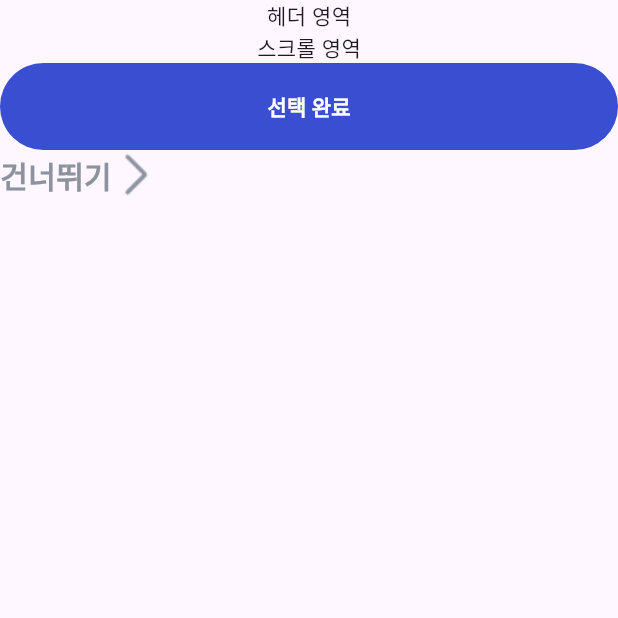
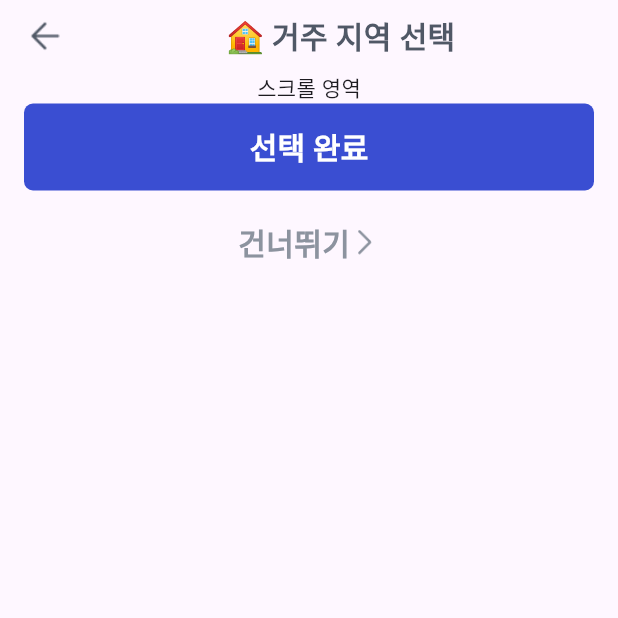
Before and after one commit to jaekyung-you/seenear_flutter, a Flutter app: the SignUpScreen screen opened directly, on a phone screen of 412 x 824 dp, the top half of it. Run offline on Flutter 3.47's test engine with Material 2 defaults, Android fonts, the phone set to English and light mode, and no system bars; our stand-ins replace get; missing offline and left inert: kakao_flutter_sdk_user.

Commit message:
base_header 추가, base_button 수정

```diff
--- a/lib/const/design_system/base_button.dart
+++ b/lib/const/design_system/base_button.dart
@@ -27,6 +27,9 @@ class _BaseButtonState extends State<BaseButton> {
   Widget build(BuildContext context) {
     return ElevatedButton(
       style: ElevatedButton.styleFrom(
+        shape: RoundedRectangleBorder(
+          borderRadius: BorderRadius.circular(6.0),
+        ),
         shadowColor: Colors.transparent,
         fixedSize: Size(double.maxFinite, widget.height ?? 58),
         foregroundColor: widget.fgColor ?? Colors.white,
@@ -39,7 +42,7 @@ class _BaseButtonState extends State<BaseButton> {
       },
       child: Text(
         widget.buttonText,
-        style: const TextStyle(fontWeight: FontWeight.w600),
+        style: const TextStyle(fontWeight: FontWeight.w600, fontSize: 20),
       ),
     );
   }
--- /dev/null
+++ b/lib/const/design_system/base_header.dart
@@ -0,0 +1,36 @@
+import 'package:flutter/material.dart';
+import 'package:seenear/const/design_system/seenear_color.dart';
+
+class BaseHeader extends StatelessWidget {
+  final String title;
+
+  const BaseHeader({super.key, required this.title});
+
+  @override
+  Widget build(BuildContext context) {
+    return SizedBox(
+      height: 48,
+      child: Padding(
+        padding: const EdgeInsets.symmetric(horizontal: 16.0),
+        child: Row(
+          mainAxisAlignment: MainAxisAlignment.spaceBetween,
+          children: [
+            Image.asset('assets/images/back.png',
+                width: 28, color: SeenearColor.grey60),
+            const SizedBox(
+              width: 10,
+            ),
+            Text(
+              title,
+              style: TextStyle(
+                  fontWeight: FontWeight.w600,
+                  fontSize: 20,
+                  color: SeenearColor.grey60),
+            ),
+            const SizedBox(width: 44,),
+          ],
+        ),
+      ),
+    );
+  }
+}
--- a/lib/main.dart
+++ b/lib/main.dart
@@ -1,10 +1,12 @@
 import 'package:flutter/material.dart';
+import 'package:get/get.dart';
 import 'package:kakao_flutter_sdk_user/kakao_flutter_sdk_user.dart';
 import 'package:seenear/const/define.dart';
 import 'package:seenear/const/design_system/base_button.dart';
 import 'package:seenear/const/design_system/seenear_color.dart';
 import 'package:seenear/const/design_system/textfield_with_helper.dart';
 import 'package:seenear/data/local/helper_text_type.dart';
+import 'package:seenear/presentation/sign_up/widget/sign_up_screen.dart';
 
 import 'const/design_system/empty_view.dart';
 import 'const/design_system/rounded_widget.dart';
@@ -26,13 +28,14 @@ class MyApp extends StatelessWidget {
   // This widget is the root of your application.
   @override
   Widget build(BuildContext context) {
-    return MaterialApp(
+    return GetMaterialApp(
+      // initialRoute: SeenearPath.SIGN_UP,
       title: 'Flutter Demo',
       theme: ThemeData(
         colorScheme: ColorScheme.fromSeed(seedColor: Colors.deepPurple),
         useMaterial3: true,
       ),
-      home: const MyHomePage(title: 'Flutter Demo Home Page'),
+      home: SignUpScreen(),
     );
   }
 }
--- a/lib/presentation/sign_up/widget/sign_up_screen.dart
+++ b/lib/presentation/sign_up/widget/sign_up_screen.dart
@@ -1,7 +1,9 @@
 import 'package:flutter/material.dart';
 import 'package:get/get.dart';
 import 'package:seenear/const/design_system/base_button.dart';
+import 'package:seenear/const/design_system/base_header.dart';
 import 'package:seenear/const/design_system/seenear_color.dart';
+import 'package:seenear/const/enum/sign_up_process_stage.dart';
 import 'package:seenear/presentation/sign_up/controller/sign_up_controller.dart';
 
 // GetPage에서 put했으니 GetView사용해도 될 듯 (이미 put되어야함, GetView는 find하는 wrapper)
@@ -14,9 +16,9 @@ class SignUpScreen extends GetView<SignUpController> {
       body: SafeArea(
         child: Column(
           children: [
-            Text('헤더 영역'),
+            BaseHeader(title: SignUpProcessStage.residence.title),
             SingleChildScrollView(
-              child: Text('스크롤 영역'),
+              child: Center(child: Text('스크롤 영역')),
             ),
             buttonArea(),
           ],
@@ -26,12 +28,16 @@ class SignUpScreen extends GetView<SignUpController> {
   }
 
   Widget buttonArea() {
-    return Column(
+    return Padding(
+      padding: const EdgeInsets.symmetric(horizontal: 16.0),
+      child: Column(
         children: [
           BaseButton(buttonText: '선택 완료', isDisabled: false, onPressed: () {}),
+          const SizedBox(height: 20,),
           InkWell(
             onTap: () {},
             child: Row(
+              mainAxisAlignment: MainAxisAlignment.center,
               children: [
                 Text(
                   '건너뛰기',
@@ -43,11 +49,13 @@ class SignUpScreen extends GetView<SignUpController> {
                 Image.asset(
                   'assets/images/arrow_right.png',
                   color: SeenearColor.grey30,
+                  width: 20,
                 )
               ],
             ),
           )
         ],
+      ),
     );
   }
 }
```
Lines whose indentation alone changed are shown as unchanged.
